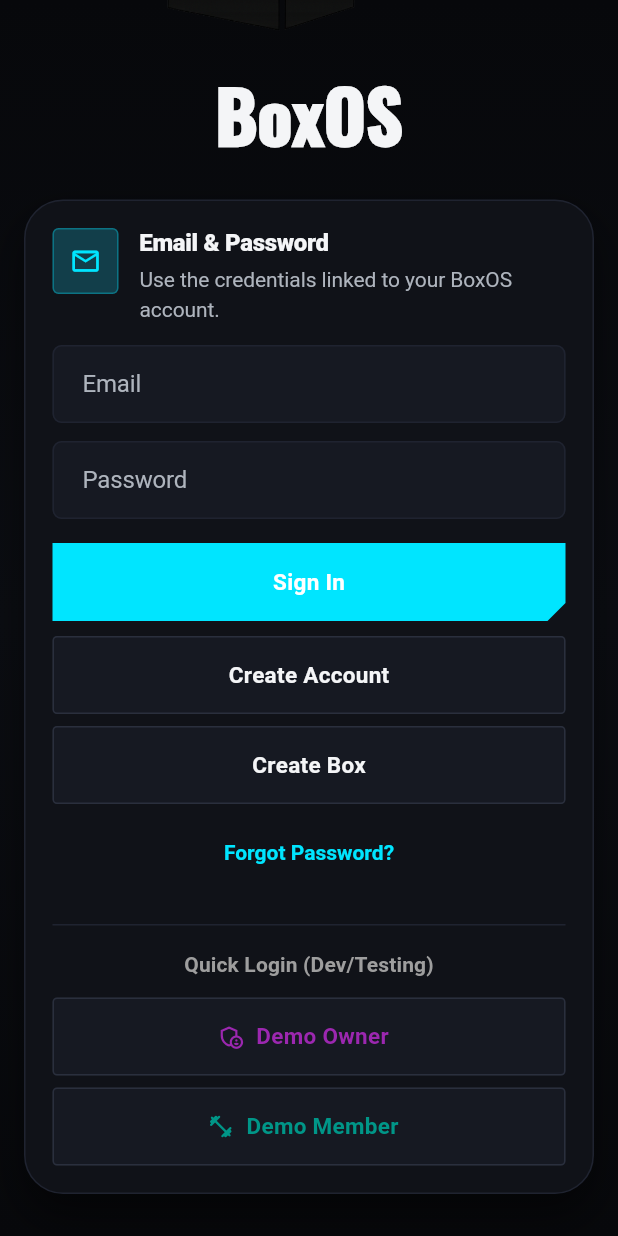
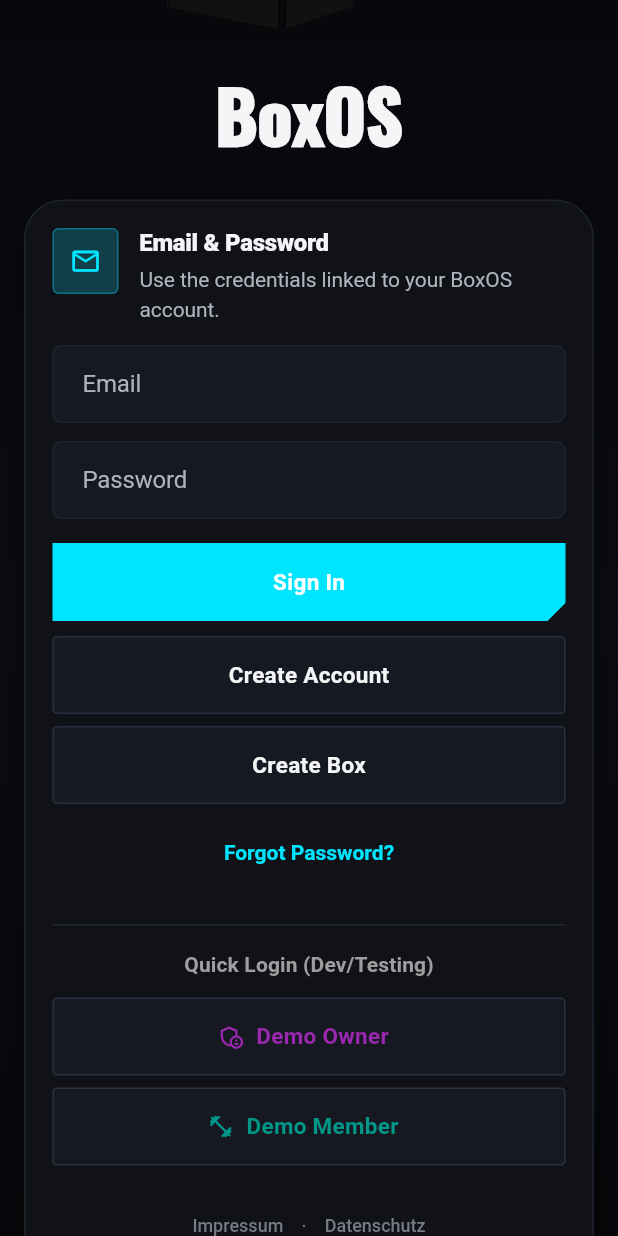
Before and after one commit to simisimon/BoxOS, a Flutter app: the screen it shows after launch, scrolled down 337 dp, on a phone screen of 412 x 824 dp. Run offline on Flutter 3.47's test engine with Material 3 defaults, Android fonts, the phone set to English and light mode, and no system bars; our stand-ins replace csv, dio, flutter_riverpod, flutter_secure_storage, go_router, google_fonts and 2 more; missing offline and left inert: dart:js_interop; accounts and stored records are empty.

Commit message:
Impressum and Datenschutz links on login and Profile
Co-Authored-By: Claude Opus 5.5 <noreply@anthropic.com>

```diff
--- a/app/lib/core/platform/open_external_url_stub.dart
+++ b/app/lib/core/platform/open_external_url_stub.dart
@@ -1,3 +1,3 @@
 /// Not wired outside the browser: returns false so the caller can copy the
 /// link for the user instead.
-Future<bool> openExternalUrl(String url) async => false;
+Future<bool> openExternalUrl(String url, {bool newTab = false}) async => false;
--- /dev/null
+++ b/app/lib/core/presentation/legal_links.dart
@@ -0,0 +1,38 @@
+import 'package:app/core/platform/open_external_url.dart';
+import 'package:app/core/presentation/app_chrome.dart';
+import 'package:flutter/material.dart';
+
+const legalImprintUrl = 'https://boxos-app.de/impressum';
+const legalPrivacyUrl = 'https://boxos-app.de/datenschutz';
+
+/// Small "Impressum · Datenschutz" links; open the marketing site's legal
+/// pages in a new tab.
+class LegalLinks extends StatelessWidget {
+  const LegalLinks({super.key});
+
+  @override
+  Widget build(BuildContext context) {
+    final style = TextButton.styleFrom(
+      foregroundColor: appSubtleText,
+      textStyle: const TextStyle(fontSize: 12, fontWeight: FontWeight.w500),
+      minimumSize: const Size(0, 32),
+    );
+    return Wrap(
+      alignment: WrapAlignment.center,
+      crossAxisAlignment: WrapCrossAlignment.center,
+      children: [
+        TextButton(
+          style: style,
+          onPressed: () => openExternalUrl(legalImprintUrl, newTab: true),
+          child: const Text('Impressum'),
+        ),
+        const Text('·', style: TextStyle(color: appSubtleText)),
+        TextButton(
+          style: style,
+          onPressed: () => openExternalUrl(legalPrivacyUrl, newTab: true),
+          child: const Text('Datenschutz'),
+        ),
+      ],
+    );
+  }
+}
--- a/app/lib/features/auth/presentation/screens/login_screen.dart
+++ b/app/lib/features/auth/presentation/screens/login_screen.dart
@@ -1,4 +1,5 @@
 import 'package:app/core/errors/error_message.dart';
+import 'package:app/core/presentation/legal_links.dart';
 import 'package:app/core/routing/env.dart';
 import 'package:app/features/auth/application/auth_controller.dart';
 import 'package:app/features/auth/presentation/widgets/auth_stage.dart';
@@ -171,6 +172,8 @@ class _LoginScreenState extends ConsumerState<LoginScreen> {
                 ),
               ),
             ],
+            const SizedBox(height: 16),
+            const LegalLinks(),
           ],
         ),
       ),
```
Also changed, not shown: app/lib/core/platform/open_external_url_web.dart (+7 -3 lines), app/lib/features/profile/presentation/screens/profile_screen.dart (+10 -1 lines).
